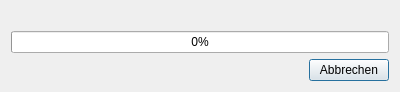
This is progressdialog.ui in artylan/dirext as Qt 5 draws it before an edit. The edited form follows.
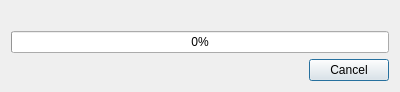
This is the edited form. Icons and pictures are not drawn.

```diff
--- a/progressdialog.ui
+++ b/progressdialog.ui
@@ -50,7 +50,7 @@
      <item>
       <widget class="QPushButton" name="pushButton">
        <property name="text">
-        <string>Abbrechen</string>
+        <string>Cancel</string>
        </property>
       </widget>
      </item>
```
Left out of the diff: 9 changed lines with no effect on the pictures.
